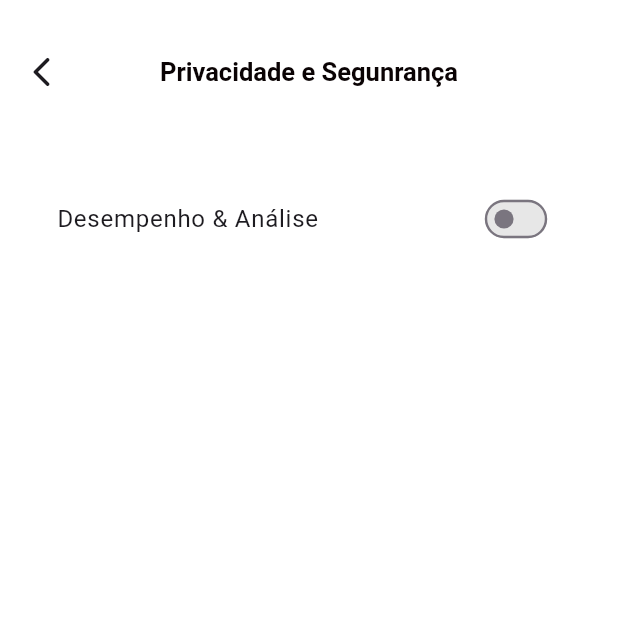
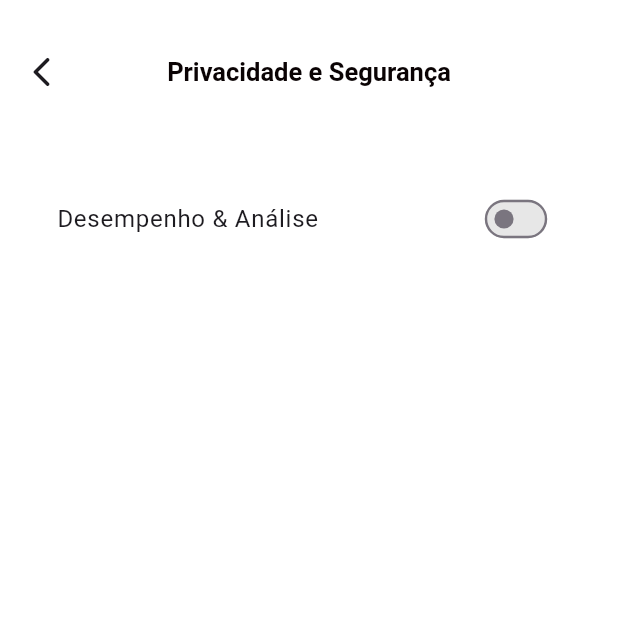
Before and after one commit to larissasoarre/MobiefyFlutter, a Flutter app: the AppSettings screen opened directly, on a phone screen of 412 x 824 dp, the top half of it. Run offline on Flutter 3.47's test engine with Material 3 defaults, Android fonts, the phone set to English and light mode, and no system bars; our stand-ins replace cloud_firestore, firebase_auth, firebase_core, geolocator, google_maps_flutter, permission_handler and 1 more; accounts and stored records are empty.

Commit message:
fix: typos on screens

```diff
--- a/lib/views/data_consent_screen.dart
+++ b/lib/views/data_consent_screen.dart
@@ -131,7 +131,7 @@ class _PageContentState extends State<PageContent> {
               ListTile(
                 contentPadding:
                     const EdgeInsets.symmetric(horizontal: 16.0, vertical: 8.0),
-                title: const Text('Desemprenho & Análise'),
+                title: const Text('Desempenho & Análise'),
                 trailing: Transform.scale(
                   scale: 0.8,
                   child: Switch(
--- a/lib/views/privacy_security_settings.dart
+++ b/lib/views/privacy_security_settings.dart
@@ -155,7 +155,7 @@ class _AppSettingsState extends State<AppSettings> {
           child: AppBar(
             backgroundColor: AppColors.white,
             title: Text(
-              'Privacidade e Segunrança',
+              'Privacidade e Segurança',
               style: AppFonts.text.copyWith(fontWeight: FontWeight.w700),
             ),
             centerTitle: true,
```
